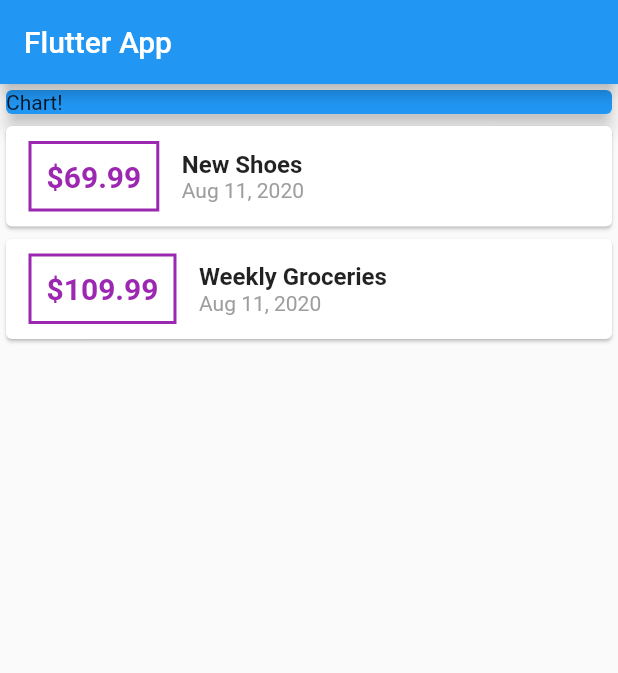
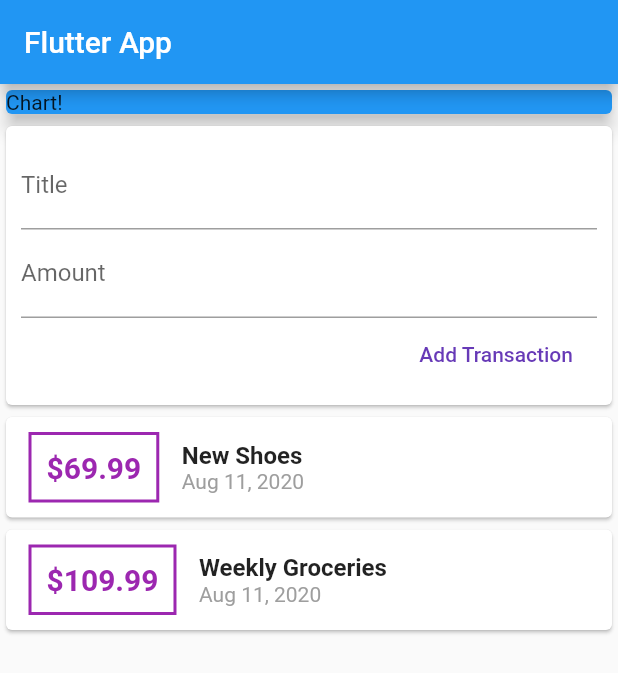
Before and after one commit to Codehoff/flutter-finances, a Flutter app: the screen it shows after launch, on a phone screen of 412 x 824 dp. Shown: the top 673 px of the screen. Run offline on Flutter 3.47's test engine with Material 2 defaults, Android fonts, the phone set to English and light mode, and no system bars.

Commit message:
Lecture 84

```diff
--- a/lib/main.dart
+++ b/lib/main.dart
@@ -31,6 +31,9 @@ class MyHomePage extends StatelessWidget {
     ),
   ];
 
+  final titleController = TextEditingController();
+  final amountController = TextEditingController();
+
   @override
   Widget build(BuildContext context) {
     return Scaffold(
@@ -45,6 +48,32 @@ class MyHomePage extends StatelessWidget {
               color: Colors.blue,
               child: Text("Chart!"),
               elevation: 5,
+            ),
+          ),
+          Card(
+            child: Container(
+              padding: EdgeInsets.all(10),
+              child: Column(
+                crossAxisAlignment: CrossAxisAlignment.end,
+                children: <Widget>[
+                  TextField(
+                    decoration: InputDecoration(labelText: "Title"),
+                    controller: titleController,
+                  ),
+                  TextField(
+                    decoration: InputDecoration(labelText: "Amount"),
+                    controller: amountController,
+                  ),
+                  FlatButton(
+                    child: Text("Add Transaction"),
+                    textColor: Colors.deepPurple,
+                    onPressed: () {
+                      print(titleController.text);
+                      print(amountController.text);
+                    },
+                  )
+                ],
+              ),
             ),
           ),
           Column(
@@ -65,7 +94,7 @@ class MyHomePage extends StatelessWidget {
                         ),
                       ),
                       child: Text(
-                        "\$${tx.amount.toString()}",
+                        "\$${tx.amount}",
                         style: TextStyle(
                           fontWeight: FontWeight.bold,
                           fontSize: 20,
```
